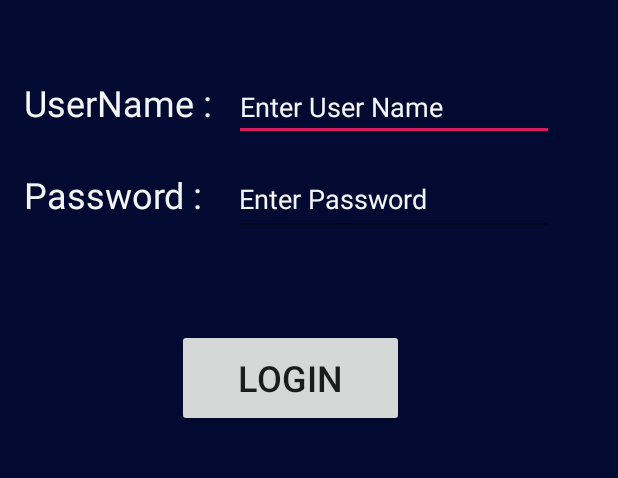
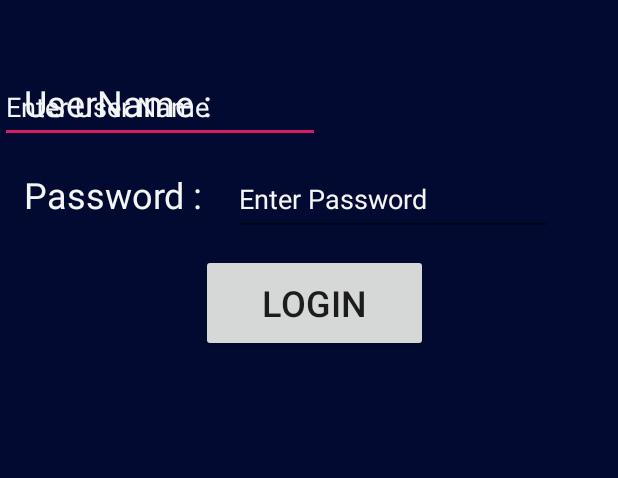
Before and after one commit to shubh1410/Goods-Availability-Management, an Android app: the screen it shows after launch (MainActivity), on a phone screen of 412 x 824 dp, the part 488-966 px from its top. Run offline under Robolectric (Android 15) with nearby library versions, the phone set to English and light mode, and no system bars.

Commit message:
First Commit of createNewUser View

```diff
--- a/app/src/main/AndroidManifest.xml
+++ b/app/src/main/AndroidManifest.xml
@@ -9,7 +9,8 @@
         android:roundIcon="@mipmap/ic_launcher_round"
         android:supportsRtl="true"
         android:theme="@style/AppTheme">
-        <activity android:name=".supervisor"></activity>
+        <activity android:name=".newUser"></activity>
+        <activity android:name=".supervisor" />
         <activity android:name=".MainActivity">
             <intent-filter>
                 <action android:name="android.intent.action.MAIN" />
@@ -17,7 +18,6 @@
                 <category android:name="android.intent.category.LAUNCHER" />
             </intent-filter>
         </activity>
-
     </application>
 
 </manifest>
--- a/app/src/main/res/layout/activity_main.xml
+++ b/app/src/main/res/layout/activity_main.xml
@@ -34,15 +34,14 @@
     <EditText
         android:id="@+id/username"
         android:layout_width="wrap_content"
-        android:layout_height="wrap_content"
-        android:layout_marginStart="8dp"
+        android:layout_height="47dp"
         android:ems="10"
         android:hint="Enter User Name"
         android:inputType="textPersonName"
         android:textColor="@color/colorPrimaryDark"
         android:textColorHint="@color/colorPrimaryDark"
         app:layout_constraintBaseline_toBaselineOf="@+id/textView3"
-        app:layout_constraintStart_toEndOf="@+id/textView3" />
+        tools:layout_editor_absoluteX="156dp" />
 
     <EditText
         android:id="@+id/password"
@@ -62,18 +61,15 @@
         android:layout_width="151dp"
         android:layout_height="65dp"
         android:layout_marginStart="8dp"
-        android:layout_marginTop="40dp"
+        android:layout_marginTop="12dp"
         android:layout_marginEnd="8dp"
-        android:layout_marginBottom="8dp"
         android:scrollbars="vertical"
         android:text="Login"
         android:textSize="?attr/dialogPreferredPadding"
-        app:layout_constraintBottom_toBottomOf="parent"
         app:layout_constraintEnd_toEndOf="parent"
-        app:layout_constraintHorizontal_bias="0.45"
+        app:layout_constraintHorizontal_bias="0.516"
         app:layout_constraintStart_toStartOf="parent"
-        app:layout_constraintTop_toBottomOf="@+id/password"
-        app:layout_constraintVertical_bias="0.096" />
+        app:layout_constraintTop_toBottomOf="@+id/password" />
 
     <TextView
         android:id="@+id/errormsg"
```
Also changed, not shown: app/src/main/java/com/example/godam/newUser.java (added, +13 -0 lines), app/src/main/res/layout-land/activity_new_user.xml (added, +34 -0 lines), app/src/main/res/layout/activity_new_user.xml (added, +34 -0 lines).
